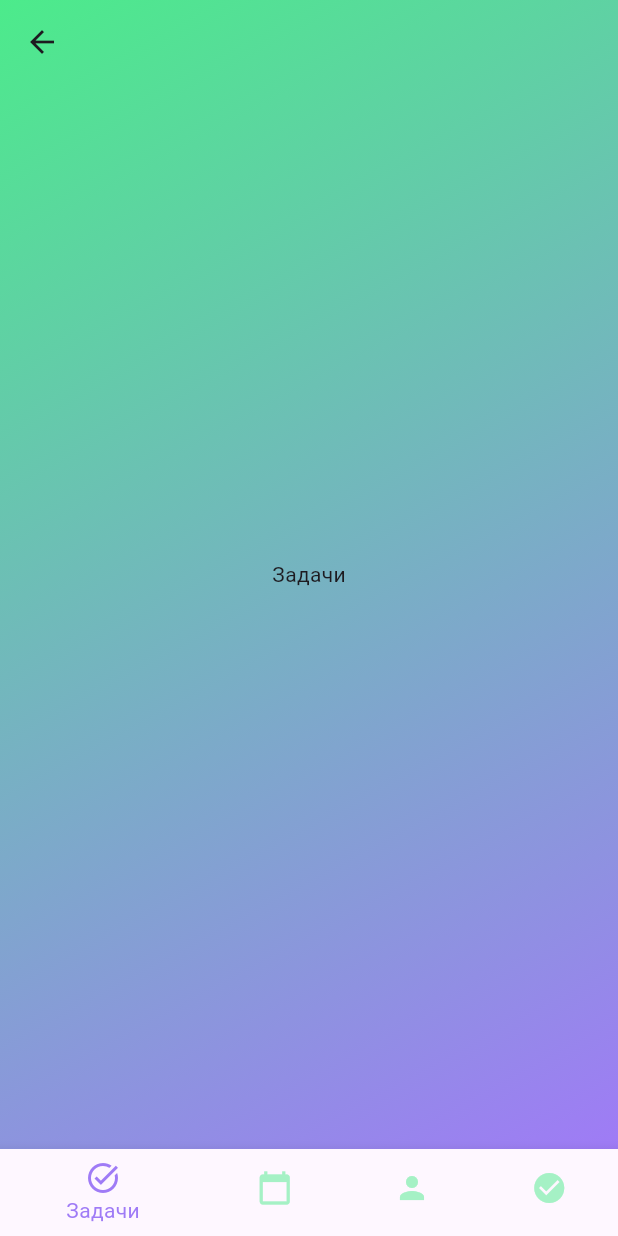
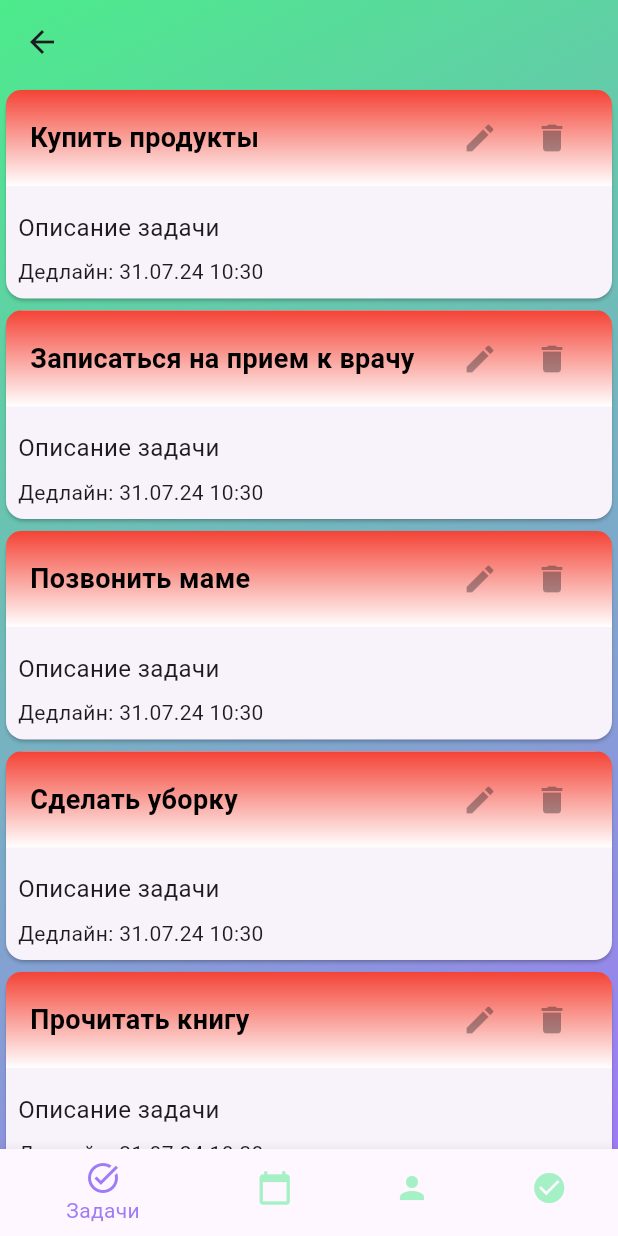
Before and after one commit to PlokhikhD/zc_dodiddone_2nd_try, a Flutter app: the MainPage screen opened directly, on a phone screen of 412 x 824 dp. Run offline on Flutter 3.47's test engine with Material 3 defaults, Android fonts, the phone set to English and light mode, and no system bars.

Commit message:
all tasks

```diff
--- a/lib/pages/main_page.dart
+++ b/lib/pages/main_page.dart
@@ -1,5 +1,6 @@
 import 'package:flutter/material.dart';
 
+import '../screens/all_tasks.dart';
 import '../theme/theme.dart';
 import '../screens/profile.dart'; // Import the profile_page
 
@@ -13,7 +14,7 @@
 class _MainPageState extends State<MainPage> {
   int _selectedIndex = 0;
   static const List<Widget> _widgetOptions = <Widget>[
-    Text('Задачи'),
+    TasksPage(),
     Text('Сегодня'),
     Text('Выполнено'),
   ];
--- /dev/null
+++ b/lib/screens/all_tasks.dart
@@ -0,0 +1,29 @@
+import 'package:flutter/material.dart';
+import '../widgets/task_item.dart';
+class TasksPage extends StatefulWidget {
+  const TasksPage({Key? key}) : super(key: key);
+  @override
+  State<TasksPage> createState() => _TasksPageState();
+}
+class _TasksPageState extends State<TasksPage> {
+  final List<String> _tasks = [
+    'Купить продукты',
+    'Записаться на прием к врачу',
+    'Позвонить маме',
+    'Сделать уборку',
+    'Прочитать книгу',
+  ];
+  @override
+  Widget build(BuildContext context) {
+    return ListView.builder(
+      itemCount: _tasks.length,
+      itemBuilder: (context, index) {
+        return TaskItem(
+          title: _tasks[index],
+          description: 'Описание задачи',
+          deadline: DateTime.now(),
+        );
+      },
+    );
+  }
+}
--- /dev/null
+++ b/lib/widgets/task_item.dart
@@ -0,0 +1,99 @@
+import 'package:flutter/material.dart';
+import 'package:intl/intl.dart'; // Импортируем пакет intl
+
+class TaskItem extends StatelessWidget {
+  final String title;
+  final String description;
+  final DateTime deadline;
+  final Function? onEdit; // Функция для редактирования
+  final Function? onDelete; // Функция для удаления
+
+  const TaskItem({
+    Key? key,
+    required this.title,
+    required this.description,
+    required this.deadline,
+    this.onEdit,
+    this.onDelete,
+  }) : super(key: key);
+
+  @override
+  Widget build(BuildContext context) {
+    // Форматируем дату и время
+    String formattedDeadline = DateFormat('dd.MM.yy HH:mm').format(deadline);
+
+    // Определяем срочность задачи
+    Duration timeUntilDeadline = deadline.difference(DateTime.now());
+    Color gradientStart;
+    if (timeUntilDeadline.inDays < 1) {
+      gradientStart = Colors.red; // Срочная
+    } else if (timeUntilDeadline.inDays < 2) {
+      gradientStart = Colors.yellow; // Средняя срочность
+    } else {
+      gradientStart = Colors.green; // Не срочная
+    }
+
+    return Card(
+      child: Column(
+        crossAxisAlignment: CrossAxisAlignment.start,
+        children: [
+          Container(
+            padding: const EdgeInsets.symmetric(vertical: 8, horizontal: 16),
+            decoration: BoxDecoration(
+              gradient: LinearGradient(
+                begin: Alignment.topCenter,
+                end: Alignment.bottomCenter,
+                colors: [gradientStart, Colors.white],
+              ),
+              borderRadius: BorderRadius.only(
+                topLeft: Radius.circular(10),
+                topRight: Radius.circular(10),
+              ),
+            ),
+            child: Row(
+              children: [
+                Expanded(
+                  child: Text(
+                    title,
+                    style: const TextStyle(
+                      fontSize: 18,
+                      fontWeight: FontWeight.bold,
+                      color: Colors.black, // Цвет текста черный
+                    ),
+                  ),
+                ),
+                IconButton(
+                  onPressed: onEdit as void Function()?,
+                  icon: const Icon(Icons.edit),
+                ),
+                IconButton(
+                  onPressed: onDelete as void Function()?,
+                  icon: const Icon(Icons.delete),
+                ),
+              ],
+            ),
+          ),
+          const SizedBox(height: 8),
+          Padding(
+            padding: const EdgeInsets.all(8.0),
+            child: Column(
+              mainAxisAlignment: MainAxisAlignment.start,
+              crossAxisAlignment: CrossAxisAlignment.start,
+              children: [
+                Text(
+                  description,
+                  style: const TextStyle(fontSize: 16),
+                ),
+                const SizedBox(height: 8),
+                Text(
+                  'Дедлайн: $formattedDeadline', // Используем отформатированную дату
+                  style: const TextStyle(fontSize: 14),
+                ),
+              ],
+            ),
+          )
+        ],
+      ),
+    );
+  }
+}
--- a/pubspec.yaml
+++ b/pubspec.yaml
@@ -35,6 +35,7 @@
   # The following adds the Cupertino Icons font to your application.
   # Use with the CupertinoIcons class for iOS style icons.
   cupertino_icons: ^1.0.6
+  intl: ^0.19.0
 
 dev_dependencies:
   flutter_test:
```
Also changed, not shown: pubspec.lock.
